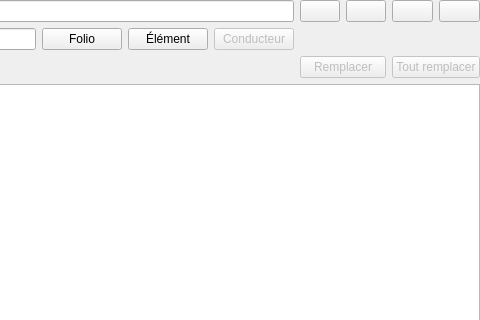
Above: sources/SearchAndReplace/ui/searchandreplacewidget.ui from qelectrotech/qelectrotech-source-mirror before the change; both pictures show x 1076 to 1556 and y 0 to 320 of the 1556 by 596 pixel window. Below: the same form after it.
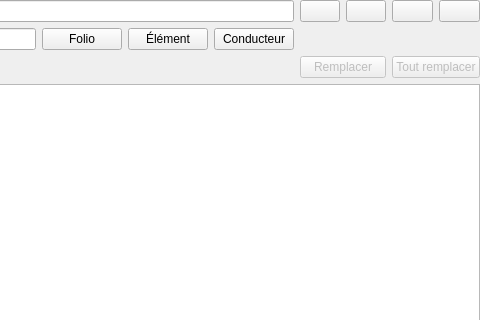
That is the form after the change. Icons and pictures are not drawn.

What changed in the file:
```diff
--- a/sources/SearchAndReplace/ui/searchandreplacewidget.ui
+++ b/sources/SearchAndReplace/ui/searchandreplacewidget.ui
@@ -196,9 +196,6 @@
      </item>
      <item row="1" column="6">
       <widget class="QPushButton" name="m_conductor_pb">
-       <property name="enabled">
-        <bool>false</bool>
-       </property>
        <property name="toolTip">
         <string>&lt;html&gt;&lt;head/&gt;&lt;body&gt;&lt;p&gt;Définir les propriétés à remplacer dans les conducteurs&lt;/p&gt;&lt;/body&gt;&lt;/html&gt;</string>
        </property>
```
Left out of the diff: 14 changed lines with no effect on the pictures.
